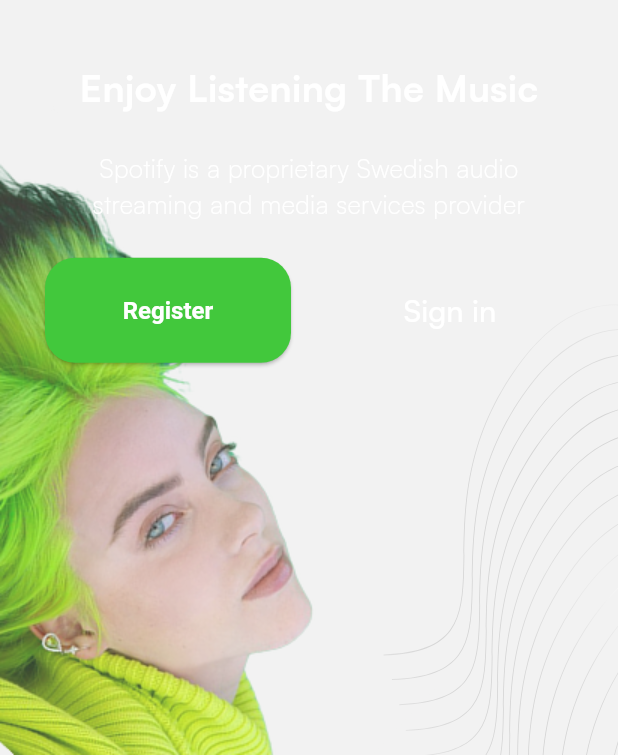
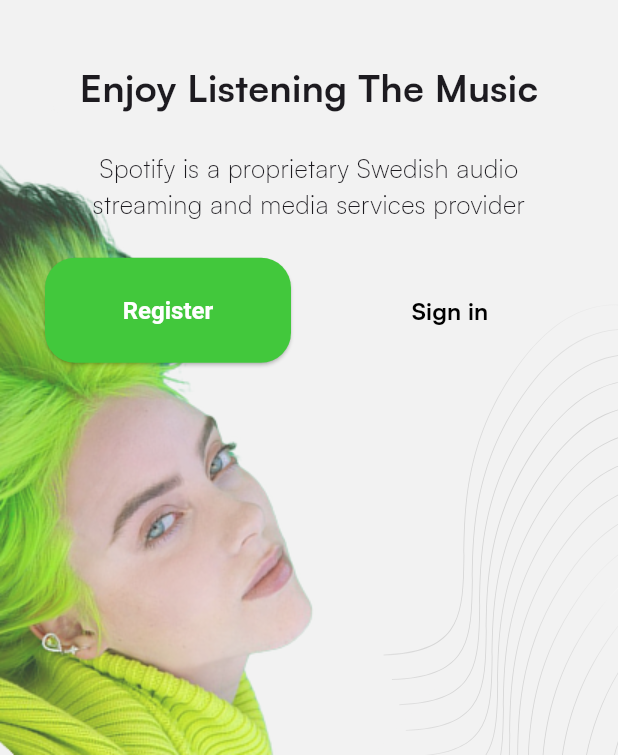
Before and after one commit to ikhsanmuhamad22/Flutter_spotify-clone, a Flutter app: the AuthPage screen opened directly, on a phone screen of 412 x 824 dp, the part 481-1236 px from its top. Run offline on Flutter 3.47's test engine with Material 3 defaults, Android fonts, the phone set to English and light mode, and no system bars; our stand-ins replace flutter_bloc, flutter_svg, hydrated_bloc.

```diff
--- a/lib/core/configs/theme/app_theme.dart
+++ b/lib/core/configs/theme/app_theme.dart
@@ -7,6 +7,23 @@ class AppTheme {
     scaffoldBackgroundColor: AppColors.lightBackground,
     fontFamily: 'Satoshi',
     brightness: Brightness.light,
+    inputDecorationTheme: InputDecorationTheme(
+      filled: true,
+      fillColor: Colors.transparent,
+      contentPadding: EdgeInsets.all(30),
+      hintStyle: TextStyle(
+        color: Color(0xffA7A7A7),
+        fontWeight: FontWeight.w500,
+      ),
+      border: OutlineInputBorder(
+        borderRadius: BorderRadius.circular(30),
+        borderSide: BorderSide(color: Colors.black, width: 0.4),
+      ),
+      enabledBorder: OutlineInputBorder(
+        borderRadius: BorderRadius.circular(30),
+        borderSide: BorderSide(color: Colors.black, width: 0.4),
+      ),
+    ),
     elevatedButtonTheme: ElevatedButtonThemeData(
       style: ElevatedButton.styleFrom(
         backgroundColor: AppColors.primary,
@@ -22,6 +39,23 @@ class AppTheme {
     fontFamily: 'Satoshi',
     scaffoldBackgroundColor: AppColors.darkBackground,
     brightness: Brightness.dark,
+    inputDecorationTheme: InputDecorationTheme(
+      filled: true,
+      fillColor: Colors.transparent,
+      contentPadding: EdgeInsets.all(30),
+      hintStyle: TextStyle(
+        color: Color(0xffA7A7A7),
+        fontWeight: FontWeight.w500,
+      ),
+      border: OutlineInputBorder(
+        borderRadius: BorderRadius.circular(30),
+        borderSide: BorderSide(color: Colors.white, width: 0.4),
+      ),
+      enabledBorder: OutlineInputBorder(
+        borderRadius: BorderRadius.circular(30),
+        borderSide: BorderSide(color: Colors.white, width: 0.4),
+      ),
+    ),
     elevatedButtonTheme: ElevatedButtonThemeData(
       style: ElevatedButton.styleFrom(
         backgroundColor: AppColors.primary,
@@ -32,4 +66,5 @@ class AppTheme {
       ),
     ),
   );
+
 }
--- a/lib/presentation/pages/auth.dart
+++ b/lib/presentation/pages/auth.dart
@@ -1,7 +1,9 @@
 import 'package:flutter/material.dart';
 import 'package:flutter_svg/svg.dart';
+import 'package:spotify_clone/common/helpers/is_dark_mode.dart';
 import 'package:spotify_clone/core/configs/assets/app_image.dart';
 import 'package:spotify_clone/core/configs/assets/app_vectors.dart';
+import 'package:spotify_clone/presentation/pages/signup.dart';
 import 'package:spotify_clone/presentation/widget/big_button.dart';
 import 'package:spotify_clone/presentation/widget/custom_appbar.dart';
 
@@ -37,20 +39,12 @@ class AuthPage extends StatelessWidget {
                   SizedBox(height: 40),
                   Text(
                     'Enjoy Listening The Music',
-                    style: TextStyle(
-                      color: Colors.white,
-                      fontSize: 25,
-                      fontWeight: FontWeight.bold,
-                    ),
+                    style: TextStyle(fontSize: 25, fontWeight: FontWeight.bold),
                   ),
                   SizedBox(height: 24),
                   Text(
                     'Spotify is a proprietary Swedish audio streaming and media services provider',
-                    style: TextStyle(
-                      color: Colors.white,
-                      fontSize: 17,
-                      fontWeight: FontWeight.w100,
-                    ),
+                    style: TextStyle(fontSize: 17, fontWeight: FontWeight.w200),
                     textAlign: TextAlign.center,
                   ),
                   SizedBox(height: 24),
@@ -58,7 +52,14 @@ class AuthPage extends StatelessWidget {
                     children: [
                       Expanded(
                         child: BigButton(
-                          onPressed: () {},
+                          onPressed: () {
+                            Navigator.push(
+                              context,
+                              MaterialPageRoute(
+                                builder: (contaxt) => SignupPage(),
+                              ),
+                            );
+                          },
                           text: 'Register',
                           height: 70,
                         ),
@@ -69,7 +70,14 @@ class AuthPage extends StatelessWidget {
                           onPressed: () {},
                           child: Text(
                             'Sign in',
-                            style: TextStyle(fontSize: 20, color: Colors.white),
+                            style: TextStyle(
+                              fontSize: 16,
+                              fontWeight: FontWeight.bold,
+                              color:
+                                  context.isDarkMode
+                                      ? Colors.white
+                                      : Colors.black,
+                            ),
                           ),
                         ),
                       ),
--- a/lib/presentation/widget/custom_appbar.dart
+++ b/lib/presentation/widget/custom_appbar.dart
@@ -1,25 +1,40 @@
 import 'package:flutter/material.dart';
+import 'package:flutter_svg/svg.dart';
+import 'package:spotify_clone/common/helpers/is_dark_mode.dart';
+import 'package:spotify_clone/core/configs/assets/app_vectors.dart';
 
-class CustomAppbar extends StatelessWidget {
-  const CustomAppbar({super.key});
+class CustomAppbar extends StatelessWidget implements PreferredSizeWidget {
+  final bool? logo;
+  const CustomAppbar({super.key, this.logo});
 
   @override
   Widget build(BuildContext context) {
     return AppBar(
       elevation: 0,
       backgroundColor: Colors.transparent,
+      centerTitle: true, // Memastikan title tetap di tengah
+      title:
+          (logo ?? false)
+              ? SvgPicture.asset(AppVectors.logo, height: 30)
+              : null,
       leading: IconButton(
-        onPressed: () {},
+        onPressed: () => Navigator.pop(context),
         icon: Container(
           height: 50,
           width: 50,
           decoration: BoxDecoration(
-            color: Colors.white.withOpacity(0.03),
+            color:
+                context.isDarkMode
+                    ? Colors.white.withOpacity(0.03)
+                    : Colors.black.withOpacity(0.03),
             shape: BoxShape.circle,
           ),
-          child: Icon(Icons.arrow_back_ios_new, size: 15,),
+          child: Icon(Icons.arrow_back_ios_new, size: 15),
         ),
       ),
     );
   }
+
+  @override
+  Size get preferredSize => Size.fromHeight(kToolbarHeight);
 }
```
Also changed, not shown: lib/common/helpers/is_dark_mode.dart (added, +7 -0 lines), lib/presentation/pages/signup.dart (added, +87 -0 lines).
